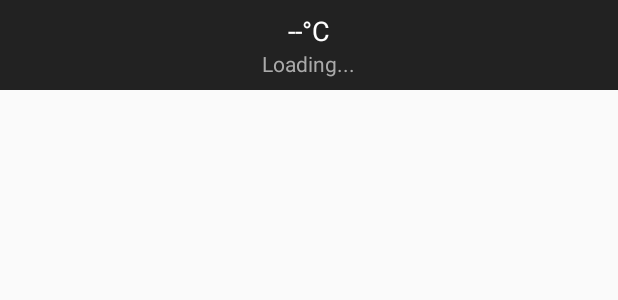
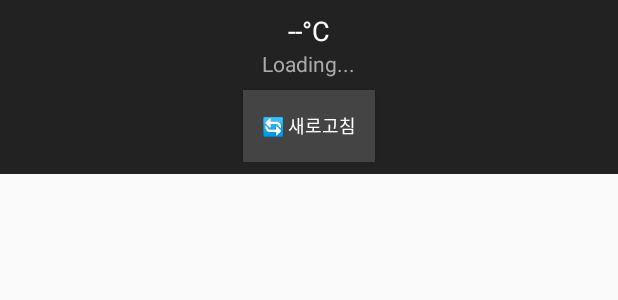
Before and after one commit to som141/weather_, an Android app built with Jetpack Compose: the layout widget_weather.xml on its own in the app's theme, with its tools: preview values and no code run, on a phone screen of 412 x 824 dp. Shown: the top 300 px of the screen. Run offline under Robolectric (Android 15) with nearby library versions, the phone set to English and light mode, and no system bars.

Commit message:
Update widget_weather.xml

```diff
--- a/weather/app/src/main/res/layout/widget_weather.xml
+++ b/weather/app/src/main/res/layout/widget_weather.xml
@@ -23,4 +23,16 @@
         android:text="Loading..."
         android:textColor="#AAAAAA"
         android:gravity="center" />
+
+    <!-- ✅ 새로고침 버튼 추가 -->
+    <Button
+        android:id="@+id/btn_refresh"
+        android:layout_width="wrap_content"
+        android:layout_height="wrap_content"
+        android:text="🔄 새로고침"
+        android:textColor="#FFFFFF"
+        android:background="#444444"
+        android:padding="4dp"
+        android:textSize="12sp"
+        android:layout_marginTop="8dp"/>
 </LinearLayout>
```
